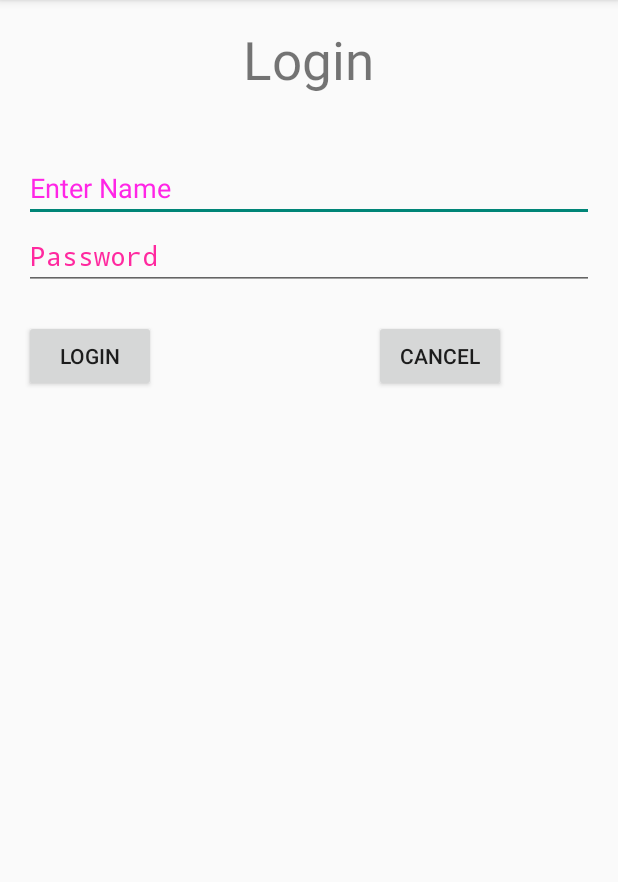
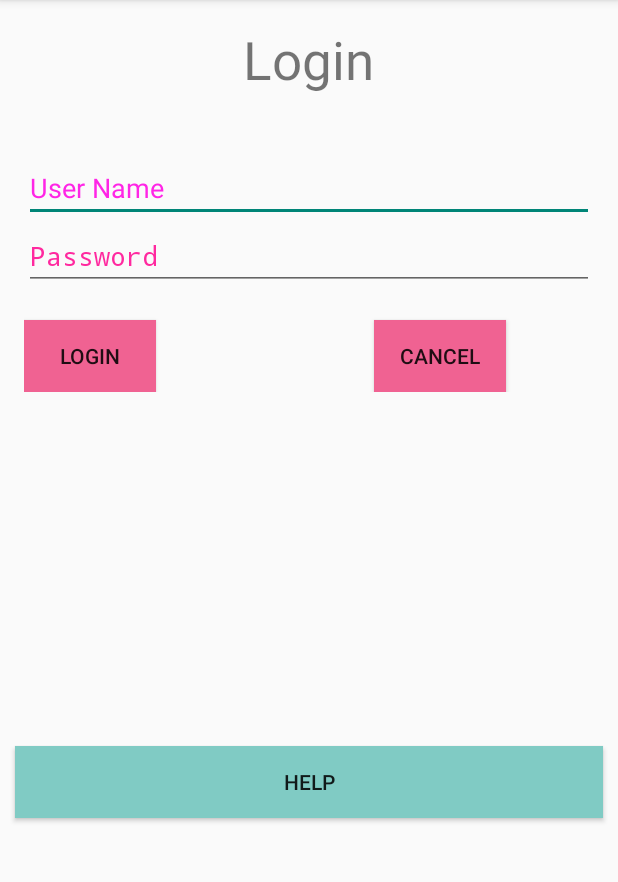
Before and after one commit to cpslabttu/SCC-Health_v1.4, an Android app: the screen it shows after launch (LoginActivity), on a phone screen of 412 x 824 dp, the part 84-966 px from its top. Run offline under Robolectric (Android 15) with nearby library versions, the phone set to English and light mode, and no system bars.

Commit message:
WRM Summer 1 on 05/12/2017

```diff
--- a/app/src/main/java/app/esarp/SCC_Health/DB_login.java
+++ b/app/src/main/java/app/esarp/SCC_Health/DB_login.java
@@ -38,7 +38,7 @@ public class DB_login extends Activity {
                 if(ed1.getText().toString().equals("a") &&
                         ed2.getText().toString().equals("a")) {
 
-                    Intent NewActivityIntent = new Intent(DB_login.this, ProfileActivity.class);
+                    Intent NewActivityIntent = new Intent(DB_login.this, GeneralSettingsActivity.class);
 
                     // Start the new activity
                     startActivity(NewActivityIntent);
--- a/app/src/main/java/app/esarp/SCC_Health/LoginActivity.java
+++ b/app/src/main/java/app/esarp/SCC_Health/LoginActivity.java
@@ -1,20 +1,27 @@
 package app.esarp.SCC_Health;
 
-import android.app.Activity;
 import android.content.Intent;
 import android.graphics.Color;
 import android.os.Bundle;
+import android.support.v4.app.FragmentActivity;
+import android.support.v4.app.FragmentManager;
+import android.support.v4.app.FragmentTransaction;
 import android.view.View;
 import android.widget.Button;
 import android.widget.EditText;
 import android.widget.TextView;
 import android.widget.Toast;
 
-public class LoginActivity extends Activity {
+import java.io.FileInputStream;
+import java.io.InputStreamReader;
 
-    Button b1,b2;
-    EditText ed1,ed2;
+import static app.esarp.SCC_Health.DisplayContact.READ_BLOCK_SIZE;
 
+public class LoginActivity extends FragmentActivity {
+
+    Button b1, b2, help;
+    EditText ed1, ed2;
+    private String name, pw;
     TextView tx1, tx2;
     int counter = 3;
 
@@ -28,18 +35,66 @@ public class LoginActivity extends Activity {
         ed2 = (EditText)findViewById(R.id.editText2);
 
         b2 = (Button)findViewById(R.id.button2);
+        help=(Button)findViewById(R.id.help);
         tx1 = (TextView)findViewById(R.id.textView3);
         tx2 = (TextView)findViewById(R.id.textView2);
         tx1.setVisibility(View.GONE);
         tx2.setVisibility(View.GONE);
 
+        // Set active profile
+        name = "";
+        pw="";
+
+        //reading profile from file
+        try {
+            FileInputStream fileIn = openFileInput("username.txt");
+            InputStreamReader InputRead = new InputStreamReader(fileIn);
+            char[] inputBuffer = new char[READ_BLOCK_SIZE];
+            /*String s="";*/
+            int charRead;
+
+            while ((charRead = InputRead.read(inputBuffer)) > 0) {
+                // char to string conversion
+                String readstring = String.copyValueOf(inputBuffer, 0, charRead);
+                name += readstring;
+            }
+            InputRead.close();
+            /*mNameText.setText(s);*/
+            /*Toast.makeText(getBaseContext(), s,Toast.LENGTH_SHORT).show();*/
+
+        } catch (Exception e) {
+            e.printStackTrace();
+        }
+
+        try {
+            FileInputStream fileIn = openFileInput("mypassword.txt");
+            InputStreamReader InputRead = new InputStreamReader(fileIn);
+            char[] inputBuffer = new char[READ_BLOCK_SIZE];
+            /*String s="";*/
+            int charRead;
+
+            while ((charRead = InputRead.read(inputBuffer)) > 0) {
+                // char to string conversion
+                String readstring = String.copyValueOf(inputBuffer, 0, charRead);
+                pw += readstring;
+            }
+            InputRead.close();
+            /*mNameText.setText(s);*/
+            /*Toast.makeText(getBaseContext(), s,Toast.LENGTH_SHORT).show();*/
+
+        } catch (Exception e) {
+            e.printStackTrace();
+        }
+
+
         b1.setOnClickListener(new View.OnClickListener() {
             @Override
             public void onClick(View v) {
-                if(ed1.getText().toString().equals("a") &&
-                        ed2.getText().toString().equals("a")) {
+                if((ed1.getText().toString().equals("a") &&
+                        ed2.getText().toString().equals("a"))||(ed1.getText().toString().matches(name) &&
+                        ed2.getText().toString().matches(pw))) {
 
-                    Intent MainActivityIntent = new Intent(LoginActivity.this, HomeActivity.class);
+                    Intent MainActivityIntent = new Intent(LoginActivity.this, WelcomeActivity.class);
 
                     // Start the new activity
                     startActivity(MainActivityIntent);
@@ -69,5 +124,17 @@ public class LoginActivity extends Activity {
                 finish();
             }
         });
+
+        help.setOnClickListener(new View.OnClickListener() {
+            @Override
+            public void onClick(View v) {
+                FragmentManager fragmentManager=getSupportFragmentManager();
+                FragmentTransaction fragmentTransaction=fragmentManager.beginTransaction();
+                HelpdeskFragment f1=new HelpdeskFragment();
+                fragmentTransaction.add(R.id.frag1,f1);
+                fragmentTransaction.addToBackStack(null);
+                fragmentTransaction.commit();
+            }
+        });
     }
 }
--- a/app/src/main/res/layout/activity_login.xml
+++ b/app/src/main/res/layout/activity_login.xml
@@ -8,6 +8,10 @@
     xmlns:tools = "http://schemas.android.com/tools"
     android:layout_height="match_parent"
     android:layout_width="match_parent">
+    <LinearLayout
+        android:layout_width="match_parent"
+        android:layout_height="match_parent"
+        android:orientation="vertical">
     <RelativeLayout
         android:layout_width="match_parent"
         android:layout_height = "match_parent"
@@ -37,7 +41,7 @@
             android:layout_width = "wrap_content"
             android:layout_height = "wrap_content"
             android:id = "@+id/editText"
-            android:hint = "Enter Name"
+            android:hint = "User Name"
             android:focusable = "true"
             android:textColorHighlight = "#ff7eff15"
             android:textColorHint = "#ffff25e6"
@@ -96,6 +100,7 @@
             android:layout_width="wrap_content"
             android:layout_height="wrap_content"
             android:text="login"
+            android:background="#F06292"
             android:id="@+id/button"
             android:layout_alignParentBottom="true"
             android:layout_below="@+id/textView2"
@@ -106,9 +111,27 @@
             android:layout_height="wrap_content"
             android:text="Cancel"
             android:id="@+id/button2"
+            android:background="#F06292"
             android:layout_alignParentBottom="true"
             android:layout_toRightOf="@+id/textview"
             android:layout_toEndOf="@+id/textview" />
 
     </RelativeLayout>
+
+
+        <RelativeLayout
+            android:layout_width="match_parent"
+            android:layout_height="200dp"
+            android:id="@+id/frag1"
+            android:layout_marginTop="10dp"/>
+    <Button
+        android:id="@+id/help"
+        android:layout_width="match_parent"
+        android:layout_height="wrap_content"
+        android:text="HELP"
+        android:layout_margin="10dp"
+        android:gravity="center"
+        android:background="@color/accent_material_dark"/>
+
+    </LinearLayout>
 </ScrollView>
--- a/app/src/main/res/values/colors.xml
+++ b/app/src/main/res/values/colors.xml
@@ -84,4 +84,8 @@
 
     <!-- Primary dark color for the editor -->
     <color name="editorColorPrimaryDark">#394450</color>
+
+    <color name="primary">#E43F3F</color>
+    <color name="iron">#CCCCCC</color>
+    <color name="white">#FFFFFF</color>
 </resources>
--- a/app/src/main/res/values/strings.xml
+++ b/app/src/main/res/values/strings.xml
@@ -178,4 +178,7 @@
     <string name="title_activity_device_list">DeviceListActivity</string>
     <string name="title_activity_terminal">TerminalActivity</string>
 
+    <!-- TODO: Remove or change this placeholder text -->
+    <string name="hello_blank_fragment">Hello blank fragment</string>
+
 </resources>
--- a/app/src/main/res/values/styles.xml
+++ b/app/src/main/res/values/styles.xml
@@ -31,5 +31,9 @@
         <item name="colorPrimaryDark">@color/editorColorPrimaryDark</item>
         <item name="colorAccent">@color/colorAccent</item>
     </style>
-
+    <style name="AppTheme.Dark.Dialog" parent="Theme.AppCompat.Dialog">
+        <item name="colorAccent">@color/white</item>
+        <item name="android:textColorPrimary">@color/iron</item>
+        <item name="android:background">@color/primary</item>
+    </style>
 </resources>
--- a/build.gradle
+++ b/build.gradle
@@ -6,7 +6,7 @@ buildscript {
         mavenCentral()
     }
     dependencies {
-        classpath 'com.android.tools.build:gradle:1.0.0'
+        classpath 'com.android.tools.build:gradle:2.3.1'
 
         // NOTE: Do not place your application dependencies here; they belong
         // in the individual module build.gradle files
--- a/library/build.gradle
+++ b/library/build.gradle
@@ -16,6 +16,7 @@ android {
             res.srcDirs = ['src/main/res']
         }
     }
+    buildToolsVersion '25.0.0'
 }
 
 apply from: '../maven_push.gradle'
```
Also changed, not shown: app/build.gradle (+6 -2 lines), app/src/main/AndroidManifest.xml (+20 -12 lines), app/src/main/java/app/esarp/SCC_Health/HomeActivity.java (+1 -17 lines), app/src/main/res/layout/activity_db_login.xml (+13 -1 lines), app/src/main/res/layout/activity_home.xml (+18 -8 lines), app/src/main/res/layout/activity_wifi.xml (added, +176 -0 lines), gradle/wrapper/gradle-wrapper.properties, 2 other files.
